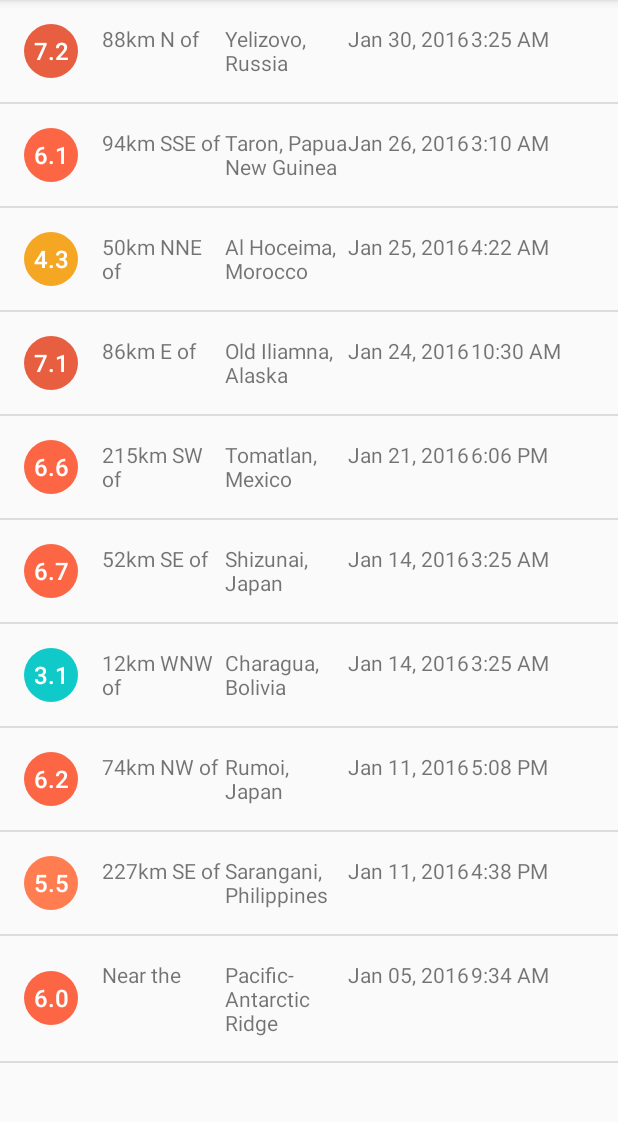
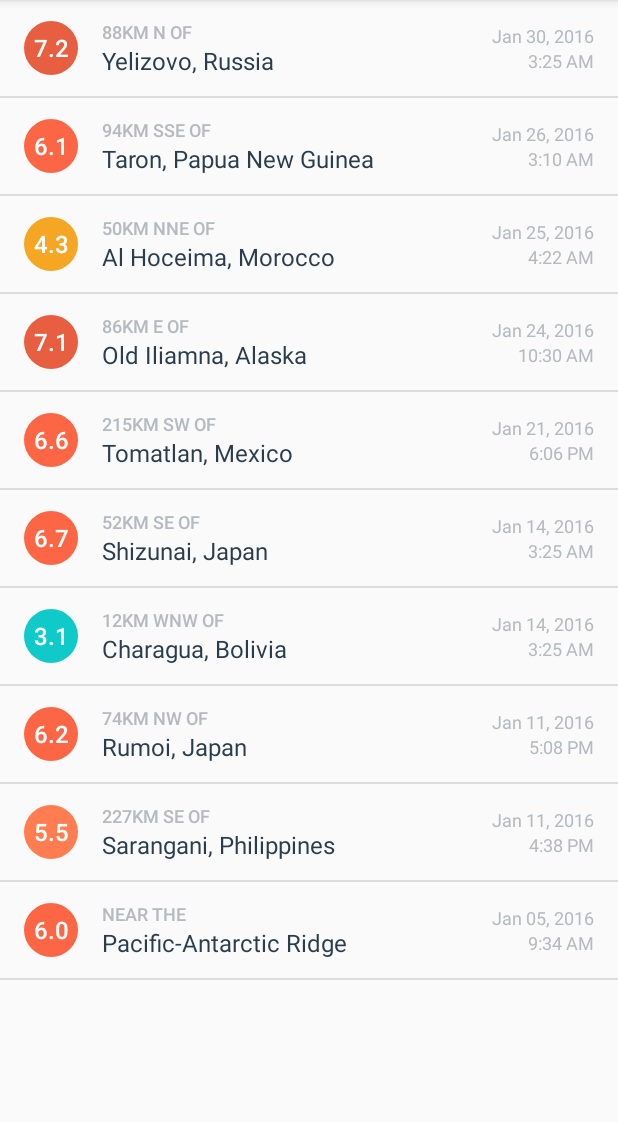
Before and after one commit to linuxbender/QuakeReport, an Android app: the screen it shows after launch (EarthquakeActivity), on a phone screen of 412 x 824 dp, the part 84-1206 px from its top. Run offline under Robolectric (Android 15) with nearby library versions, the phone set to English and light mode, and no system bars.

Commit message:
Impl. visual polish

```diff
--- a/app/src/main/res/layout/list_item.xml
+++ b/app/src/main/res/layout/list_item.xml
@@ -1,10 +1,12 @@
-<?xml version="1.0" encoding="utf-8"?>
 <LinearLayout xmlns:android="http://schemas.android.com/apk/res/android"
     xmlns:tools="http://schemas.android.com/tools"
     android:layout_width="match_parent"
-    android:layout_height="match_parent"
+    android:layout_height="?android:attr/listPreferredItemHeight"
     android:orientation="horizontal"
-    android:padding="16dp">
+    android:paddingEnd="16dp"
+    android:paddingLeft="16dp"
+    android:paddingRight="16dp"
+    android:paddingStart="16dp">
 
     <TextView
         android:id="@+id/magnitude"
@@ -14,41 +16,68 @@
         android:background="@drawable/magnitude_circle"
         android:fontFamily="sans-serif-medium"
         android:gravity="center"
-        android:text="TextView"
-        android:textColor="#ffffff"
+        android:textColor="@android:color/white"
         android:textSize="16sp"
-        tools:text="7.2" />
+        tools:text="8.9" />
+
+    <LinearLayout
+        android:layout_width="0dp"
+        android:layout_height="wrap_content"
+        android:layout_gravity="center_vertical"
+        android:layout_marginLeft="16dp"
+        android:layout_marginStart="16dp"
+        android:layout_weight="1"
+        android:orientation="vertical">
 
         <TextView
             android:id="@+id/eventOffset"
-        android:layout_width="0dp"
+            android:layout_width="wrap_content"
             android:layout_height="wrap_content"
-        android:layout_marginEnd="0dp"
-        android:layout_marginStart="16dp"
-        android:layout_weight="1"
-        android:text="TextView"
-        tools:text="San Francisco, CA" />
+            android:ellipsize="end"
+            android:fontFamily="sans-serif-medium"
+            android:maxLines="1"
+            android:textAllCaps="true"
+            android:textColor="@color/textColorEarthquakeDetails"
+            android:textSize="12sp"
+            tools:text="30km S of" />
 
         <TextView
             android:id="@+id/eventLocation"
-        android:layout_width="0dp"
+            android:layout_width="wrap_content"
             android:layout_height="wrap_content"
-        android:layout_weight="1"
-        android:text="TextView"
-        tools:text="San Francisco, CA" />
+            android:ellipsize="end"
+            android:maxLines="2"
+            android:textColor="@color/textColorEarthquakeLocation"
+            android:textSize="16sp"
+            tools:text="Long placeholder location that should wrap to more than 2 lines of text" />
+
+    </LinearLayout>
+
+    <LinearLayout
+        android:layout_width="wrap_content"
+        android:layout_height="wrap_content"
+        android:layout_gravity="center_vertical"
+        android:layout_marginLeft="16dp"
+        android:layout_marginStart="16dp"
+        android:orientation="vertical">
 
         <TextView
             android:id="@+id/eventDate"
-        android:layout_width="0dp"
+            android:layout_width="wrap_content"
             android:layout_height="wrap_content"
-        android:layout_weight="1"
-        android:text="TextView"
-        tools:text="May 8, 2017" />
+            android:layout_gravity="end"
+            android:textColor="@color/textColorEarthquakeDetails"
+            android:textSize="12sp"
+            tools:text="Mar 6, 2010" />
 
         <TextView
             android:id="@+id/eventTime"
-        android:layout_width="0dp"
+            android:layout_width="wrap_content"
             android:layout_height="wrap_content"
-        android:layout_weight="1"
+            android:layout_gravity="end"
+            android:textColor="@color/textColorEarthquakeDetails"
+            android:textSize="12sp"
             tools:text="3:00 PM" />
+
     </LinearLayout>
+</LinearLayout>
--- a/app/src/main/res/values/colors.xml
+++ b/app/src/main/res/values/colors.xml
@@ -53,4 +53,10 @@
     <!-- Magnitude circle color for an earthquake with magnitude over 10 -->
     <color name="magnitude10plus">#C03823</color>
 
+    <!-- Text color for the details of the earthquake in the list item -->
+    <color name="textColorEarthquakeDetails">#B4BAC0</color>
+
+    <!-- Text color for the primary location of the earthquake in the list item -->
+    <color name="textColorEarthquakeLocation">#2B3D4D</color>
+
 </resources>
```
Lines whose indentation alone changed are shown as unchanged.
